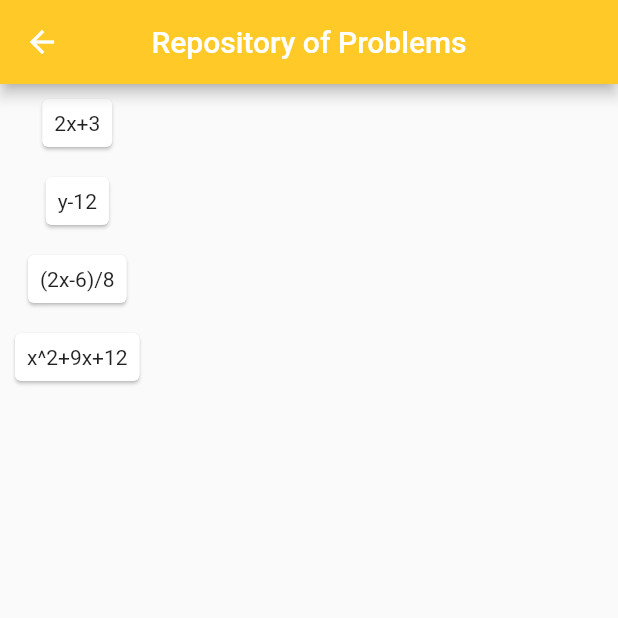
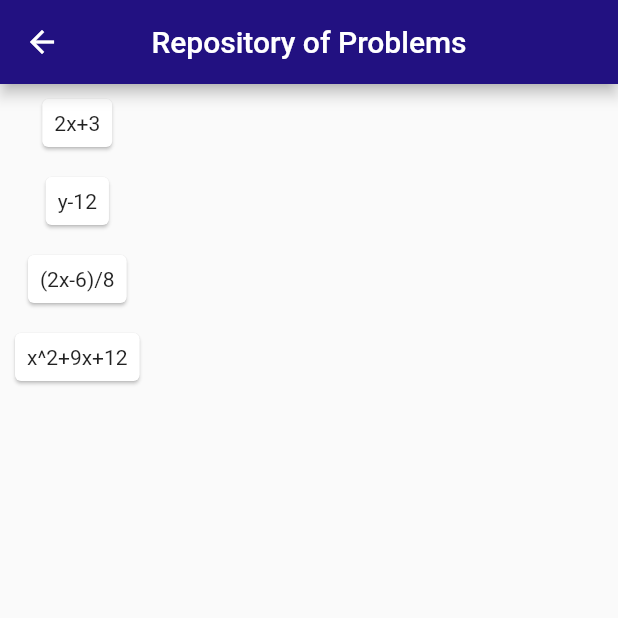
Before and after one commit to COS301-SE-2022/MathU-Similarity-Index, a Flutter app: the screen it shows after launch, after a tap on "View All", on a phone screen of 412 x 824 dp, the top half of it. Run offline on Flutter 3.47's test engine with Material 2 defaults, Android fonts, the phone set to English and light mode, and no system bars.

Commit message:
:lipstick:  navbar colour changes

```diff
--- a/packages/client/lib/home.dart
+++ b/packages/client/lib/home.dart
@@ -13,10 +13,7 @@ class Home extends StatefulWidget {
 
 class _HomeState extends State<Home> {
   List<SearchObject> results = [
-    SearchObject("2x+3", 100),
-    SearchObject("y-12", 100),
-    SearchObject("(2x-6)/8", 100),
-    SearchObject("x^2+9x+12", 100)
+
   ];
 
   @override
--- a/packages/client/lib/nav_bar.dart
+++ b/packages/client/lib/nav_bar.dart
@@ -8,7 +8,7 @@ class NavBar extends StatelessWidget implements PreferredSizeWidget {
     return AppBar(
       title: Text('MathU Similarity Index'),
       centerTitle: true,
-      backgroundColor: Colors.amber[400],
+      backgroundColor: Color.fromARGB(255, 34, 17, 129),
     );
   }
 
--- a/packages/client/lib/searchhistory.dart
+++ b/packages/client/lib/searchhistory.dart
@@ -30,7 +30,7 @@ class _SearchHistoryListState extends State<SearchHistoryList> {
       appBar: AppBar(
         title: const Text('MATHU SEARCH HISTORY'),
         centerTitle: true,
-        backgroundColor: Colors.amber[400],
+        backgroundColor: Color.fromARGB(255, 34, 17, 129),
         actions: [
           IconButton(
             icon: const Icon(Icons.list),
--- a/packages/client/lib/viewAllProblems.dart
+++ b/packages/client/lib/viewAllProblems.dart
@@ -21,7 +21,7 @@ class _viewAllState extends State<viewAll> {
       appBar: AppBar(
         title: Text('Repository of Problems'),
         centerTitle: true,
-        backgroundColor: Colors.amber[400],
+        backgroundColor: Color.fromARGB(255, 34, 17, 129),
       ),
       body: Container(
         child: Column(
```
Also changed, not shown: 1 other file.
